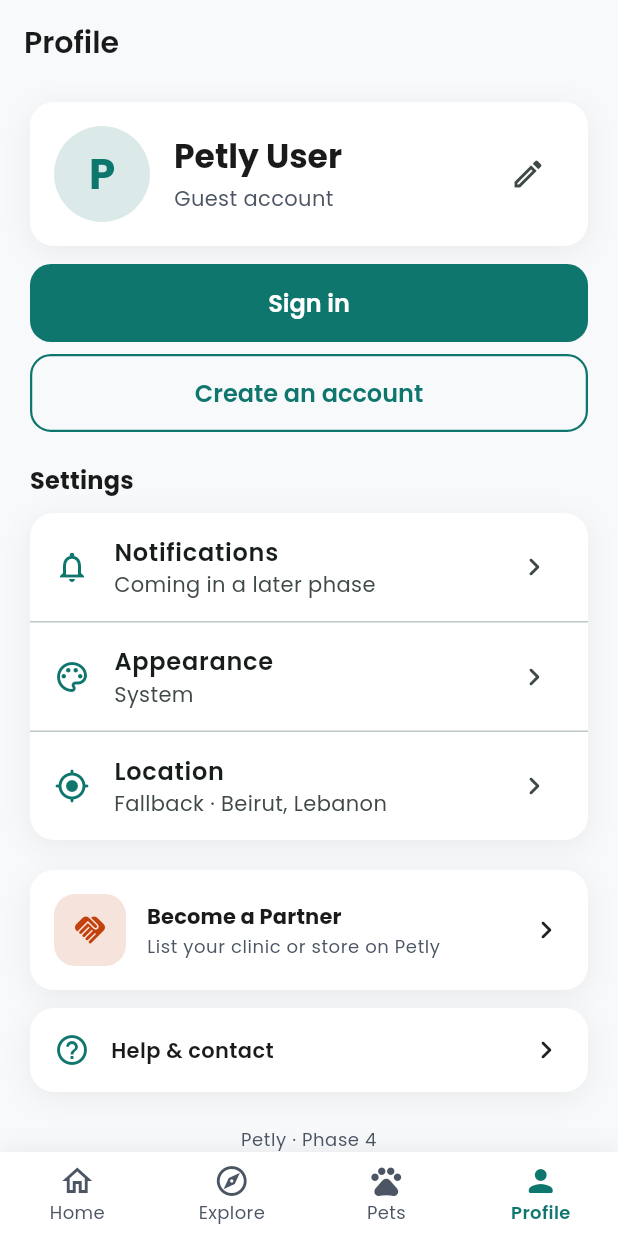
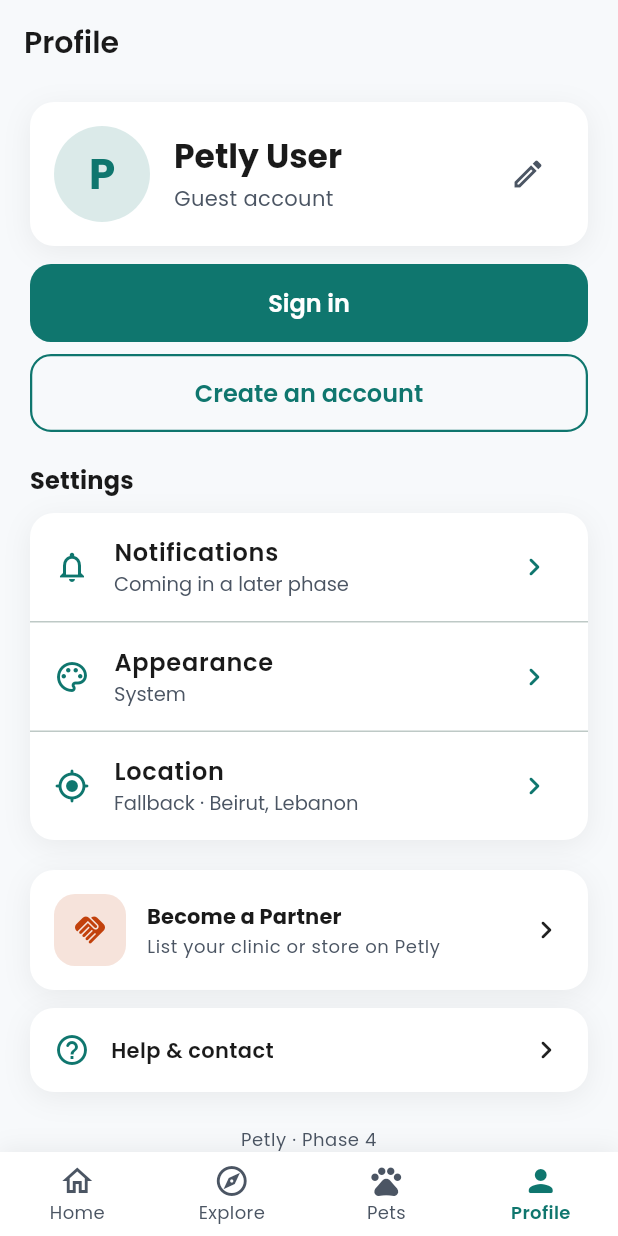
Before and after one commit to charbel12/petly, a Flutter app: the screen it shows after launch, item 4 of the bottom bar chosen, on a phone screen of 412 x 824 dp. Run offline on Flutter 3.47's test engine with Material 3 defaults, Android fonts, the phone set to English and light mode, and no system bars; our stand-ins replace connectivity_plus, dio, flutter_riverpod, flutter_secure_storage, flutter_svg, geolocator and 3 more; network calls fail.

Commit message:
Fix Explore skeleton overflow and dark-mode subtitle contrast
Skeleton loaders now scroll inside bounded Explore tabs instead of
overflowing, and Profile/list subtitles use muted token colors on dark surfaces.

Co-authored-by: charbel12 <charbel12@users.noreply.github.com>

```diff
--- a/mobile/lib/core/theme/app_theme.dart
+++ b/mobile/lib/core/theme/app_theme.dart
@@ -17,6 +17,8 @@ class AppTheme {
     ).copyWith(
       onPrimary: tokens.onBrand,
       error: tokens.danger,
+      onSurface: tokens.textPrimary,
+      onSurfaceVariant: tokens.textMuted,
     );
 
     final base = ThemeData(
@@ -140,6 +142,14 @@ class AppTheme {
         elevation: 2,
       ),
       dividerColor: tokens.border,
+      listTileTheme: ListTileThemeData(
+        iconColor: tokens.brandPrimary,
+        textColor: tokens.textPrimary,
+        subtitleTextStyle: GoogleFonts.poppins(
+          fontSize: 13,
+          color: tokens.textMuted,
+        ),
+      ),
     );
   }
 }
--- a/mobile/lib/core/widgets/petly_background.dart
+++ b/mobile/lib/core/widgets/petly_background.dart
@@ -32,7 +32,8 @@ class PetlyBackground extends StatelessWidget {
     return Stack(
       fit: StackFit.expand,
       children: [
-        DecoratedBox(
+        Positioned.fill(
+          child: DecoratedBox(
             decoration: BoxDecoration(
               gradient: LinearGradient(
                 begin: Alignment.topLeft,
@@ -42,6 +43,7 @@ class PetlyBackground extends StatelessWidget {
                   tokens.gradientMid,
                   tokens.gradientEnd,
                 ],
+              ),
             ),
           ),
         ),
@@ -76,7 +78,7 @@ class PetlyBackground extends StatelessWidget {
             ),
           ),
         ),
-        child,
+        Positioned.fill(child: child),
       ],
     );
   }
--- a/mobile/lib/features/profile/presentation/profile_screen.dart
+++ b/mobile/lib/features/profile/presentation/profile_screen.dart
@@ -455,7 +455,10 @@ class _SettingsTile extends StatelessWidget {
     return ListTile(
       leading: Icon(icon, color: AppTokens.of(context).brandPrimary),
       title: Text(title, style: const TextStyle(fontWeight: FontWeight.w600)),
-      subtitle: Text(subtitle),
+      subtitle: Text(
+        subtitle,
+        style: TextStyle(color: AppTokens.of(context).textMuted),
+      ),
       trailing: const Icon(Icons.chevron_right_rounded),
       onTap: onTap,
     );
```
Also changed, not shown: mobile/lib/core/widgets/skeleton.dart (+11 -3 lines). Lines whose indentation alone changed are shown as unchanged.
